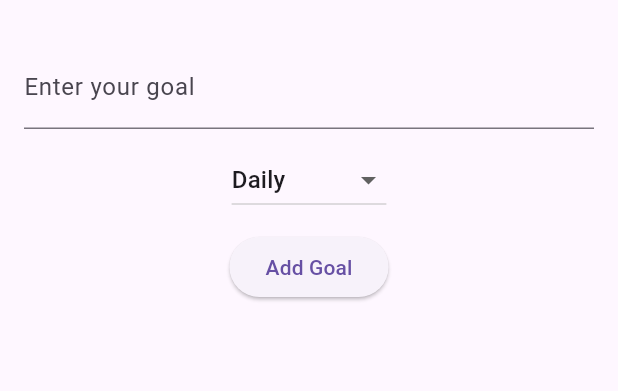
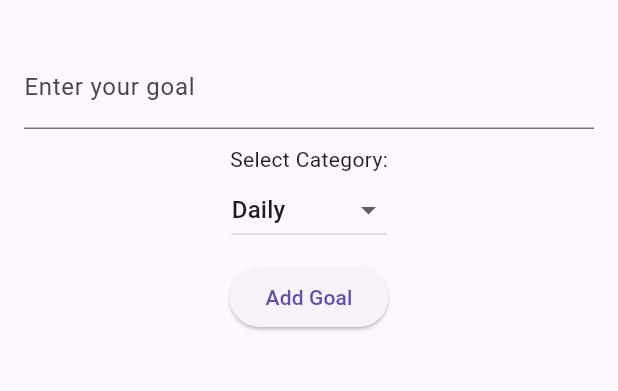
Before and after one commit to swesan123/goals-app, a Flutter app: the screen it shows after launch, on a phone screen of 412 x 824 dp, the part 63-454 px from its top. Run offline on Flutter 3.47's test engine with Material 3 defaults, Android fonts, the phone set to English and light mode, and no system bars.

Commit message:
Added category label and date when completed

```diff
--- a/goal_tracker/lib/main.dart
+++ b/goal_tracker/lib/main.dart
@@ -1,4 +1,5 @@
 import 'package:flutter/material.dart';
+import 'package:intl/intl.dart';
 import '../models/goal.dart';
 
 void main() {
@@ -53,6 +54,7 @@ class _GoalTrackerHomeState extends State<GoalTrackerHome> {
                   decoration: InputDecoration(labelText: 'Enter your goal'),
                 ),
                 SizedBox(height: 10),
+                Text('Select Category:'),
                 DropdownButton<String>(
                   value: _selectedCategory,
                   onChanged: (value) {
@@ -91,9 +93,7 @@ class _GoalTrackerHomeState extends State<GoalTrackerHome> {
   }
 
   Widget _buildCategorySection(String category) {
-    final categoryGoals = _goals
-        .where((goal) => goal.category == category && !goal.completed)
-        .toList();
+    final categoryGoals = _goals.where((goal) => goal.category == category && !goal.completed).toList();
 
     if (categoryGoals.isEmpty) return SizedBox();
 
@@ -112,6 +112,25 @@ class _GoalTrackerHomeState extends State<GoalTrackerHome> {
     );
   }
 
+  Widget _buildGoalTile(Goal goal) {
+    return ListTile(
+      title: Text(goal.title),
+      trailing: Checkbox(
+        value: goal.completed,
+        onChanged: (bool? value) {
+          setState(() {
+            goal.completed = value!;
+            if (goal.completed) {
+              goal.completedDate = DateTime.now();
+            } else {
+              goal.completedDate = null;
+            }
+          });
+        },
+      ),
+    );
+  }
+
   Widget _buildCompletedSection() {
     final completedGoals = _goals.where((goal) => goal.completed).toList();
 
@@ -127,22 +146,11 @@ class _GoalTrackerHomeState extends State<GoalTrackerHome> {
             style: TextStyle(fontSize: 18, fontWeight: FontWeight.bold),
           ),
         ),
-        ...completedGoals.map((goal) => _buildGoalTile(goal)).toList(),
+        ...completedGoals.map((goal) => ListTile(
+          title: Text(goal.title),
+          subtitle: Text('Completed on ${DateFormat('dd/MM/yy').format(goal.completedDate!)}'),
+        )).toList(),
       ],
     );
   }
-
-  Widget _buildGoalTile(Goal goal) {
-    return ListTile(
-      title: Text(goal.title),
-      leading: Checkbox(
-        value: goal.completed,
-        onChanged: (value) {
-          setState(() {
-            goal.completed = value!;
-          });
-        },
-      ),
-    );
-  }
 }
--- a/goal_tracker/lib/models/goal.dart
+++ b/goal_tracker/lib/models/goal.dart
@@ -3,11 +3,13 @@ class Goal {
   String category; // "Daily", "Short-term", or "Long-term"
   bool completed;
   DateTime createdAt;
+  DateTime? completedDate; // New field for completion date
 
   Goal({
     required this.title,
     required this.category,
-    this.completed = false, // Default to false (not completed)
+    this.completed = false,
     DateTime? createdAt,
+    this.completedDate,
   }) : createdAt = createdAt ?? DateTime.now();
 }
--- a/goal_tracker/pubspec.yaml
+++ b/goal_tracker/pubspec.yaml
@@ -30,6 +30,7 @@ environment:
 dependencies:
   flutter:
     sdk: flutter
+  intl: ^0.17.0
 
   # The following adds the Cupertino Icons font to your application.
   # Use with the CupertinoIcons class for iOS style icons.
```
Also changed, not shown: goal_tracker/pubspec.lock.
